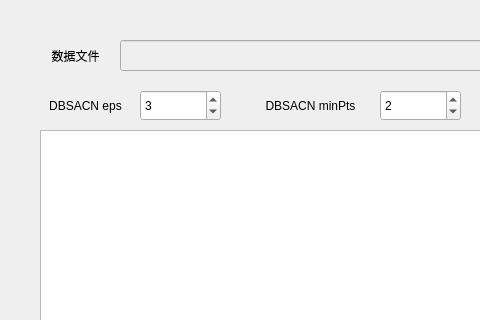
Above: UI/mainwindow.ui from Kuludu/DRML before the change; both pictures show x 0 to 480 and y 0 to 320 of the 1000 by 600 pixel window. Below: the same form after it.
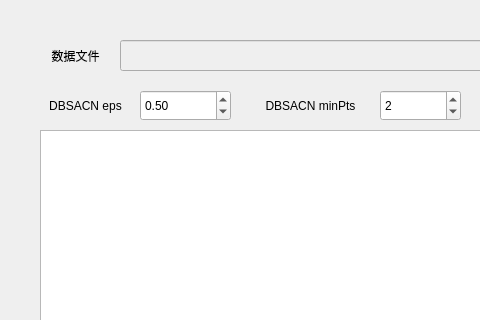
That is the form after the change.

```diff
--- a/UI/mainwindow.ui
+++ b/UI/mainwindow.ui
@@ -192,19 +192,6 @@
      <number>3</number>
     </property>
    </widget>
-   <widget class="QSpinBox" name="eps">
-    <property name="geometry">
-     <rect>
-      <x>140</x>
-      <y>90</y>
-      <width>81</width>
-      <height>31</height>
-     </rect>
-    </property>
-    <property name="value">
-     <number>3</number>
-    </property>
-   </widget>
    <widget class="QLabel" name="label_7">
     <property name="geometry">
      <rect>
@@ -247,6 +234,19 @@
      <string>可视化</string>
     </property>
    </widget>
+   <widget class="QDoubleSpinBox" name="eps">
+    <property name="geometry">
+     <rect>
+      <x>140</x>
+      <y>90</y>
+      <width>91</width>
+      <height>31</height>
+     </rect>
+    </property>
+    <property name="value">
+     <double>0.500000000000000</double>
+    </property>
+   </widget>
   </widget>
   <widget class="QStatusBar" name="statusbar"/>
  </widget>
```
